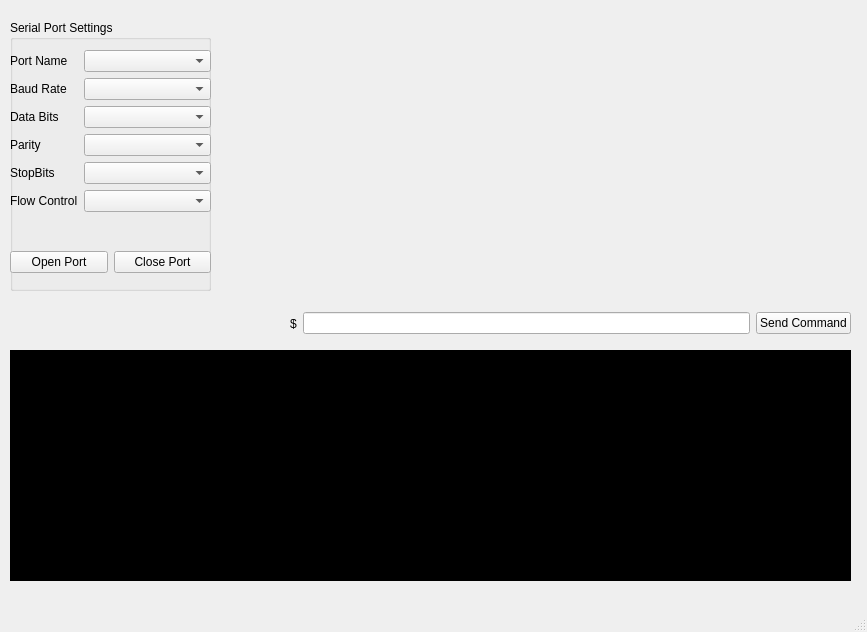
This is mainwindow.ui in fatihsezgin/GpsParser as Qt 5 draws it before an edit. The edited form follows.
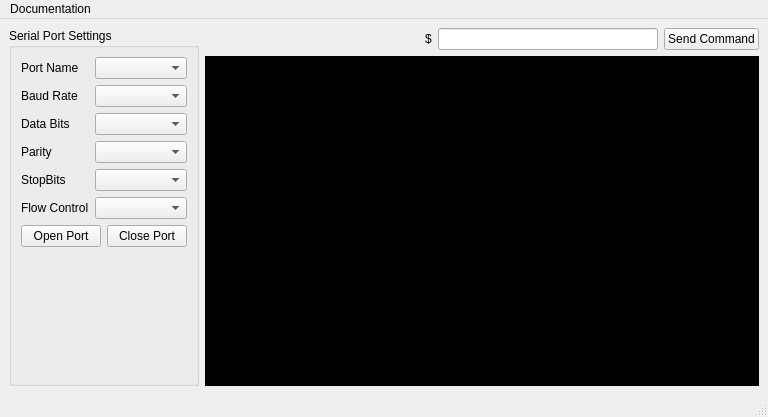
This is the edited form.

Commit message: "PMTK commands are handled and documentation menu has done.

```diff
--- a/mainwindow.ui
+++ b/mainwindow.ui
@@ -6,56 +6,22 @@
    <rect>
     <x>0</x>
     <y>0</y>
-    <width>867</width>
-    <height>632</height>
+    <width>768</width>
+    <height>417</height>
    </rect>
   </property>
   <property name="windowTitle">
    <string>MainWindow</string>
   </property>
   <widget class="QWidget" name="centralwidget">
-   <widget class="QPlainTextEdit" name="plainTextEdit">
-    <property name="geometry">
-     <rect>
-      <x>10</x>
-      <y>350</y>
-      <width>841</width>
-      <height>231</height>
-     </rect>
-    </property>
-    <property name="autoFillBackground">
-     <bool>false</bool>
-    </property>
-    <property name="styleSheet">
-     <string notr="true">background-color: rgb(0, 0, 0);
-color : rgb(211, 215, 207)
-</string>
-    </property>
-    <property name="readOnly">
-     <bool>true</bool>
-    </property>
-   </widget>
+   <layout class="QHBoxLayout" name="horizontalLayout_4">
+    <item>
    <widget class="QGroupBox" name="groupBox">
-    <property name="geometry">
-     <rect>
-      <x>10</x>
-      <y>20</y>
-      <width>201</width>
-      <height>271</height>
-     </rect>
-    </property>
     <property name="title">
      <string>Serial Port Settings</string>
     </property>
-    <widget class="QWidget" name="verticalLayoutWidget">
-     <property name="geometry">
-      <rect>
-       <x>0</x>
-       <y>30</y>
-       <width>201</width>
-       <height>223</height>
-      </rect>
-     </property>
+      <layout class="QGridLayout" name="gridLayout">
+       <item row="0" column="0">
      <layout class="QVBoxLayout" name="verticalLayout">
       <item>
        <layout class="QFormLayout" name="formLayout">
@@ -121,19 +87,6 @@
         </item>
        </layout>
       </item>
-      <item>
-       <spacer name="verticalSpacer">
-        <property name="orientation">
-         <enum>Qt::Vertical</enum>
-        </property>
-        <property name="sizeHint" stdset="0">
-         <size>
-          <width>20</width>
-          <height>40</height>
-         </size>
-        </property>
-       </spacer>
-      </item>
       <item>
        <layout class="QHBoxLayout" name="horizontalLayout">
         <item>
@@ -153,18 +106,40 @@
        </layout>
       </item>
      </layout>
-    </widget>
-   </widget>
-   <widget class="QWidget" name="layoutWidget">
-    <property name="geometry">
-     <rect>
-      <x>290</x>
-      <y>310</y>
-      <width>561</width>
-      <height>27</height>
-     </rect>
-    </property>
+       </item>
+       <item row="1" column="0">
+        <spacer name="verticalSpacer">
+         <property name="orientation">
+          <enum>Qt::Vertical</enum>
+         </property>
+         <property name="sizeHint" stdset="0">
+          <size>
+           <width>20</width>
+           <height>40</height>
+          </size>
+         </property>
+        </spacer>
+       </item>
+      </layout>
+     </widget>
+    </item>
+    <item>
+     <layout class="QVBoxLayout" name="verticalLayout_2">
+      <item>
     <layout class="QHBoxLayout" name="horizontalLayout_2">
+        <item>
+         <spacer name="horizontalSpacer">
+          <property name="orientation">
+           <enum>Qt::Horizontal</enum>
+          </property>
+          <property name="sizeHint" stdset="0">
+           <size>
+            <width>40</width>
+            <height>20</height>
+           </size>
+          </property>
+         </spacer>
+        </item>
      <item>
       <widget class="QLabel" name="label_4">
        <property name="text">
@@ -180,20 +155,55 @@
        <property name="text">
         <string>Send Command</string>
        </property>
+          <property name="autoDefault">
+           <bool>false</bool>
+          </property>
+          <property name="default">
+           <bool>false</bool>
+          </property>
       </widget>
      </item>
     </layout>
-   </widget>
+      </item>
+      <item>
+       <layout class="QHBoxLayout" name="horizontalLayout_3">
+        <item>
+         <widget class="QPlainTextEdit" name="plainTextEdit">
+          <property name="autoFillBackground">
+           <bool>false</bool>
+          </property>
+          <property name="styleSheet">
+           <string notr="true">background-color: rgb(0, 0, 0);
+color : rgb(211, 215, 207)
+</string>
+          </property>
+          <property name="readOnly">
+           <bool>true</bool>
+          </property>
+         </widget>
+        </item>
+       </layout>
+      </item>
+     </layout>
+    </item>
+   </layout>
   </widget>
   <widget class="QMenuBar" name="menubar">
    <property name="geometry">
     <rect>
      <x>0</x>
      <y>0</y>
-     <width>867</width>
+     <width>768</width>
      <height>22</height>
     </rect>
    </property>
+   <widget class="QMenu" name="menuDocumentation">
+    <property name="title">
+     <string>Documentation</string>
+    </property>
+    <addaction name="actionOpen_the_Doc"/>
+   </widget>
+   <addaction name="menuDocumentation"/>
   </widget>
   <widget class="QStatusBar" name="statusbar"/>
  </widget>
```
Left out of the diff: 20 changed lines with no effect on the pictures. Lines whose indentation alone changed are shown as unchanged. The commit also changes 7 other files.
